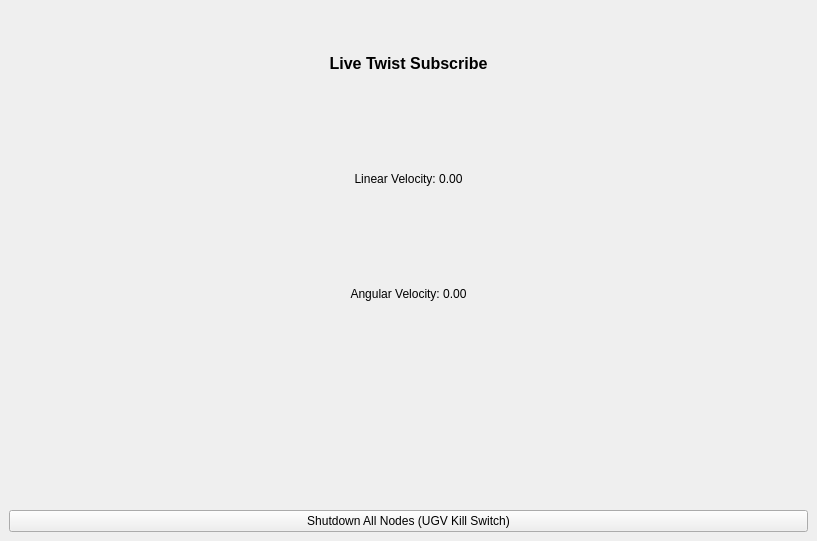
Old version of the form robot_dashboard.ui in the repository yushayusha/jetacker-communication.
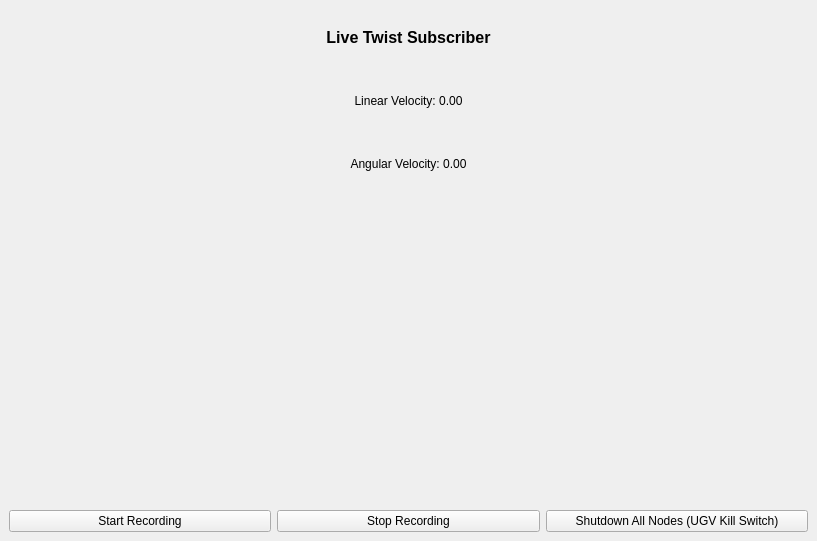
New version of the form.

Commit message: Added better rosbag recording to gui

```diff
--- a/robot_dashboard.ui
+++ b/robot_dashboard.ui
@@ -31,7 +31,7 @@
        </font>
       </property>
       <property name="text">
-       <string>Live Twist Subscribe</string>
+       <string>Live Twist Subscriber</string>
       </property>
       <property name="alignment">
        <set>Qt::AlignCenter</set>
@@ -70,12 +70,40 @@
      </widget>
     </item>
     <item>
-     <widget class="QPushButton" name="btn_shutdown">
-      <property name="text">
-       <string>Shutdown All Nodes (UGV Kill Switch)</string>
+     <widget class="QWidget" name="odom_plot_widget" native="true">
+      <property name="minimumSize">
+       <size>
+        <width>200</width>
+        <height>150</height>
+       </size>
       </property>
      </widget>
     </item>
+    <item>
+     <layout class="QHBoxLayout" name="horizontalLayout">
+      <item>
+       <widget class="QPushButton" name="btn_start_record">
+        <property name="text">
+         <string>Start Recording</string>
+        </property>
+       </widget>
+      </item>
+      <item>
+       <widget class="QPushButton" name="btn_stop_record">
+        <property name="text">
+         <string>Stop Recording</string>
+        </property>
+       </widget>
+      </item>
+      <item>
+       <widget class="QPushButton" name="btn_shutdown">
+        <property name="text">
+         <string>Shutdown All Nodes (UGV Kill Switch)</string>
+        </property>
+       </widget>
+      </item>
+     </layout>
+    </item>
    </layout>
   </widget>
  </widget>
```
Left out of the diff: 1 changed line with no effect on the pictures. The commit also changes 16 other files.
